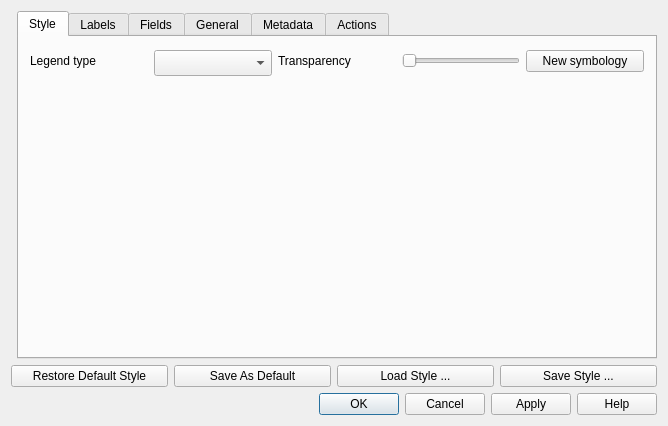
The window that qgis/src/ui/qgsvectorlayerpropertiesbase.ui (sourcepole/qgis) describes before a commit, drawn with Qt 5.
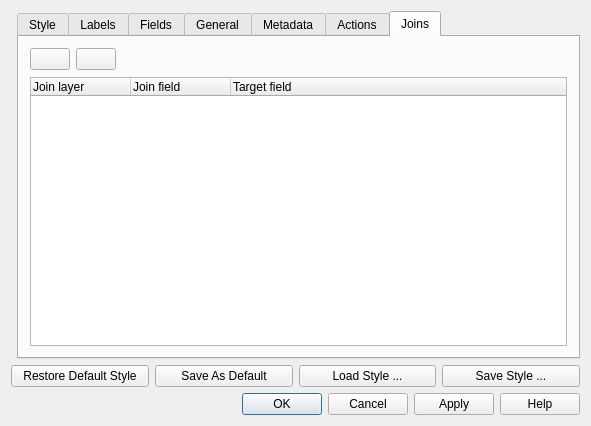
The same window after the commit. The open tabs and pages were chosen to show the change. Icons and pictures are not drawn.

Commit message: [FEATURE]: experimental table join support refactored and ported from branch to trunk

The edit to the form file:
```diff
--- a/qgis/src/ui/qgsvectorlayerpropertiesbase.ui
+++ b/qgis/src/ui/qgsvectorlayerpropertiesbase.ui
@@ -6,7 +6,7 @@
    <rect>
     <x>0</x>
     <y>0</y>
-    <width>668</width>
+    <width>591</width>
     <height>426</height>
    </rect>
   </property>
@@ -611,6 +611,74 @@
        </item>
       </layout>
      </widget>
+     <widget class="QWidget" name="mJoinPage">
+      <attribute name="icon">
+       <iconset resource="../../images/images.qrc">
+        <normaloff>:/images/themes/default/propertyicons/join.png</normaloff>:/images/themes/default/propertyicons/join.png</iconset>
+      </attribute>
+      <attribute name="title">
+       <string>Joins</string>
+      </attribute>
+      <layout class="QGridLayout" name="gridLayout_10">
+       <item row="0" column="0">
+        <widget class="QPushButton" name="mButtonAddJoin">
+         <property name="text">
+          <string/>
+         </property>
+         <property name="icon">
+          <iconset resource="../../images/images.qrc">
+           <normaloff>:/images/themes/default/symbologyAdd.png</normaloff>:/images/themes/default/symbologyAdd.png</iconset>
+         </property>
+        </widget>
+       </item>
+       <item row="0" column="1">
+        <widget class="QPushButton" name="mButtonRemoveJoin">
+         <property name="text">
+          <string/>
+         </property>
+         <property name="icon">
+          <iconset resource="../../images/images.qrc">
+           <normaloff>:/images/themes/default/symbologyRemove.png</normaloff>:/images/themes/default/symbologyRemove.png</iconset>
+         </property>
+        </widget>
+       </item>
+       <item row="0" column="2">
+        <spacer name="horizontalSpacer">
+         <property name="orientation">
+          <enum>Qt::Horizontal</enum>
+         </property>
+         <property name="sizeHint" stdset="0">
+          <size>
+           <width>354</width>
+           <height>23</height>
+          </size>
+         </property>
+        </spacer>
+       </item>
+       <item row="1" column="0" colspan="3">
+        <widget class="QTreeWidget" name="mJoinTreeWidget">
+         <property name="columnCount">
+          <number>3</number>
+         </property>
+         <column>
+          <property name="text">
+           <string>Join layer</string>
+          </property>
+         </column>
+         <column>
+          <property name="text">
+           <string>Join field</string>
+          </property>
+         </column>
+         <column>
+          <property name="text">
+           <string>Target field</string>
+          </property>
+         </column>
+        </widget>
+       </item>
+      </layout>
+     </widget>
     </widget>
    </item>
   </layout>
```
Left out of the diff: 4 changed lines with no effect on the pictures. The commit also changes 25 other files.
